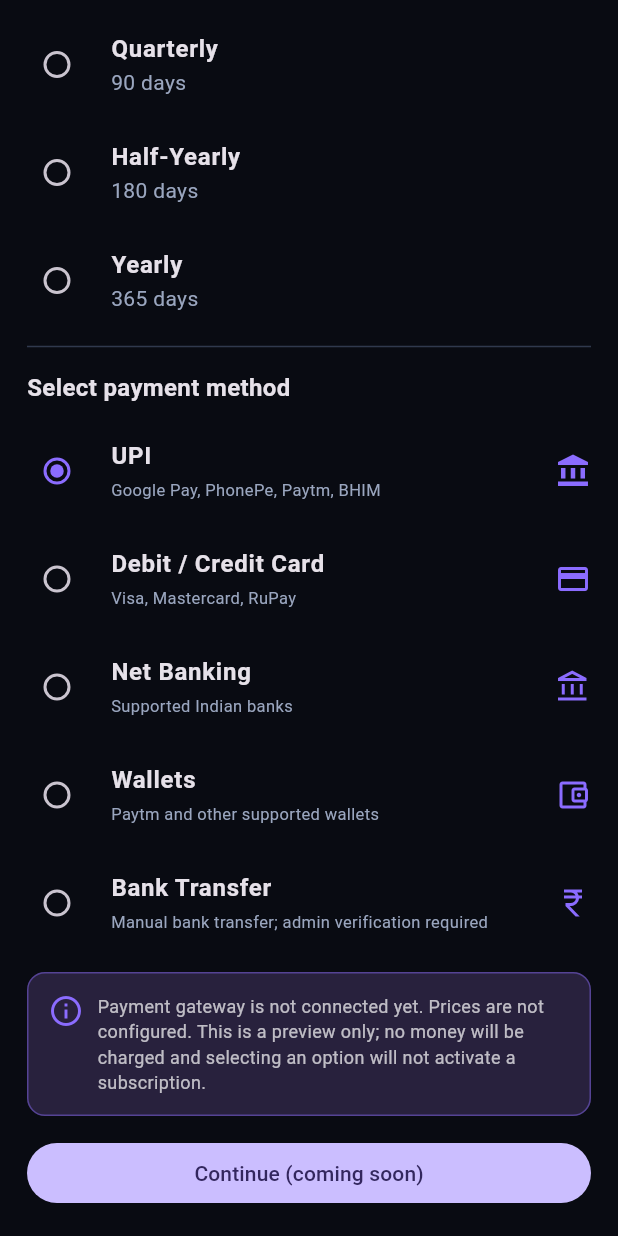
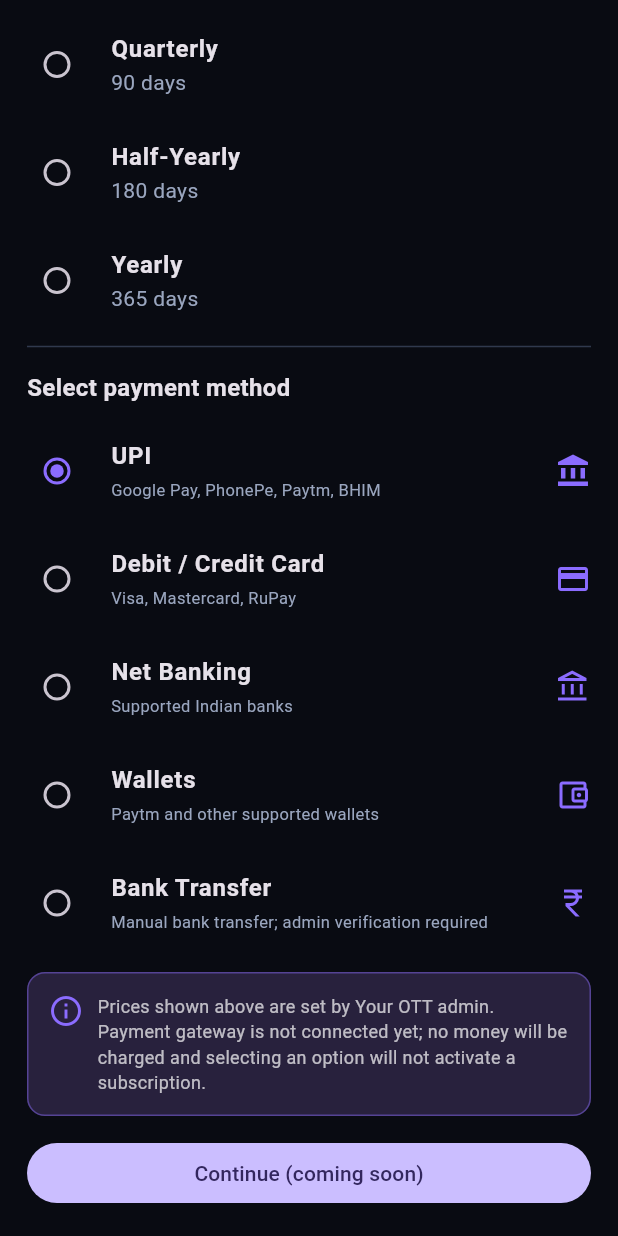
Before and after one commit to Vik-123969/your-ott-demo, a Flutter app: the PaymentPlansSheet widget shown alone on an empty page, opened directly, scrolled down 163 dp, on a phone screen of 412 x 824 dp. Run offline on Flutter 3.47's test engine with Material 3 defaults, Android fonts, the phone set to English and light mode, and no system bars; our stand-ins replace supabase_flutter, video_player; accounts and stored records are empty.

Commit message:
Show admin-configured subscription prices in app

```diff
--- a/lib/main.dart
+++ b/lib/main.dart
@@ -925,6 +925,35 @@ class PaymentPlansSheet extends StatefulWidget {
 class _PaymentPlansSheetState extends State<PaymentPlansSheet> {
   String selectedPlan = 'Monthly';
   String selectedMethod = 'UPI';
+  bool pricesLoading = true;
+  Map<String, int> prices = const {'Monthly': 99, 'Quarterly': 249, 'Half-Yearly': 449, 'Yearly': 799};
+
+  @override
+  void initState() {
+    super.initState();
+    _loadPrices();
+  }
+
+  Future<void> _loadPrices() async {
+    try {
+      final row = await supabase.from('app_settings').select('value')
+          .eq('key', 'subscription_prices').maybeSingle();
+      final value = row?['value'];
+      if (value is Map) {
+        final updated = <String, int>{};
+        for (final key in ['Monthly', 'Quarterly', 'Half-Yearly', 'Yearly']) {
+          final amount = value[key];
+          updated[key] = amount is num ? amount.round() : prices[key]!;
+        }
+        if (mounted) setState(() { prices = updated; pricesLoading = false; });
+        return;
+      }
+    } catch (_) {
+      // Keep safe default prices if settings are temporarily unavailable.
+    }
+    if (mounted) setState(() => pricesLoading = false);
+  }
+
   final plans = const [
     ('Monthly', '30 days'),
     ('Quarterly', '90 days'),
@@ -983,7 +1012,7 @@ class _PaymentPlansSheetState extends State<PaymentPlansSheet> {
               child: const Row(crossAxisAlignment: CrossAxisAlignment.start, children: [
                 Icon(Icons.info_outline, color: accent),
                 SizedBox(width: 9),
-                Expanded(child: Text('Payment gateway is not connected yet. Prices are not configured. This is a preview only; no money will be charged and selecting an option will not activate a subscription.', style: TextStyle(color: Colors.white70, fontSize: 12))),
+                Expanded(child: Text(pricesLoading ? 'Loading current plan prices…' : 'Prices shown above are set by Your OTT admin. Payment gateway is not connected yet; no money will be charged and selecting an option will not activate a subscription.', style: TextStyle(color: Colors.white70, fontSize: 12))),
               ]),
             ),
             const SizedBox(height: 14),
@@ -991,7 +1020,7 @@ class _PaymentPlansSheetState extends State<PaymentPlansSheet> {
               width: double.infinity,
               child: FilledButton(
                 onPressed: () => ScaffoldMessenger.of(context).showSnackBar(
-                  const SnackBar(content: Text('Payment will be enabled after gateway setup and plan pricing.')),
+                  const SnackBar(content: Text('Payment will be enabled after the payment gateway is connected.')),
                 ),
                 child: const Text('Continue (coming soon)'),
               ),
```
